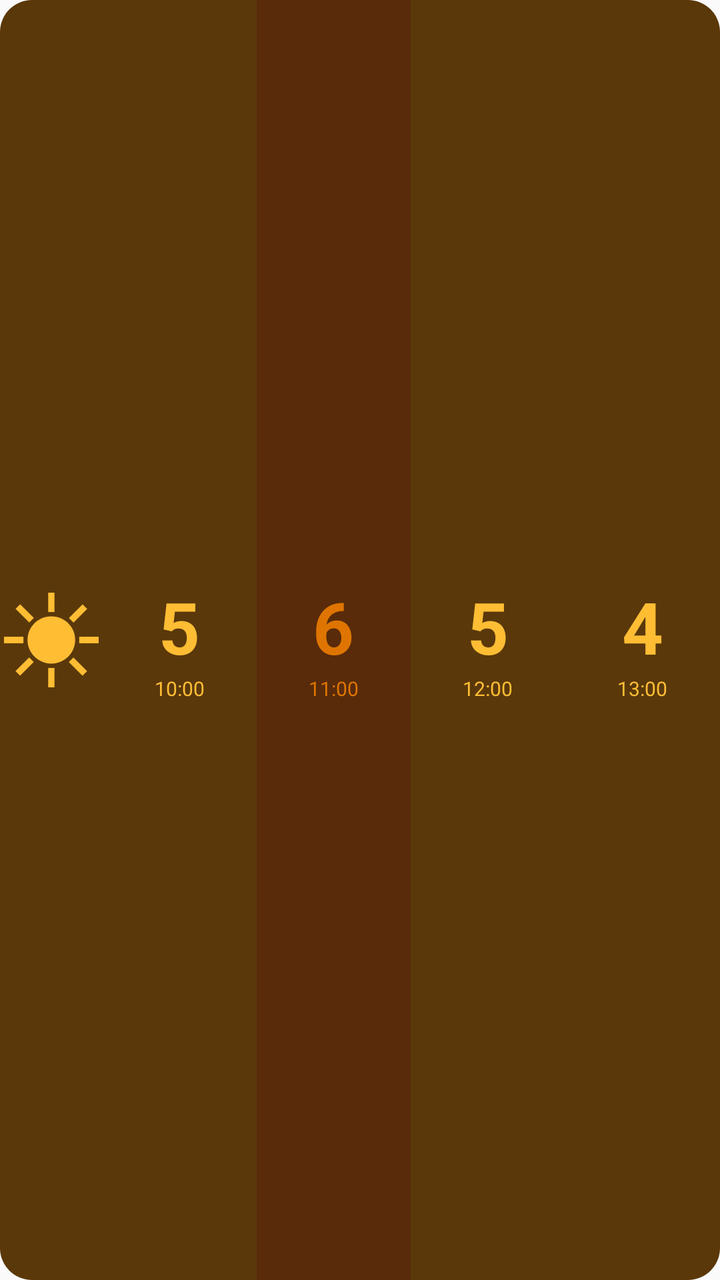
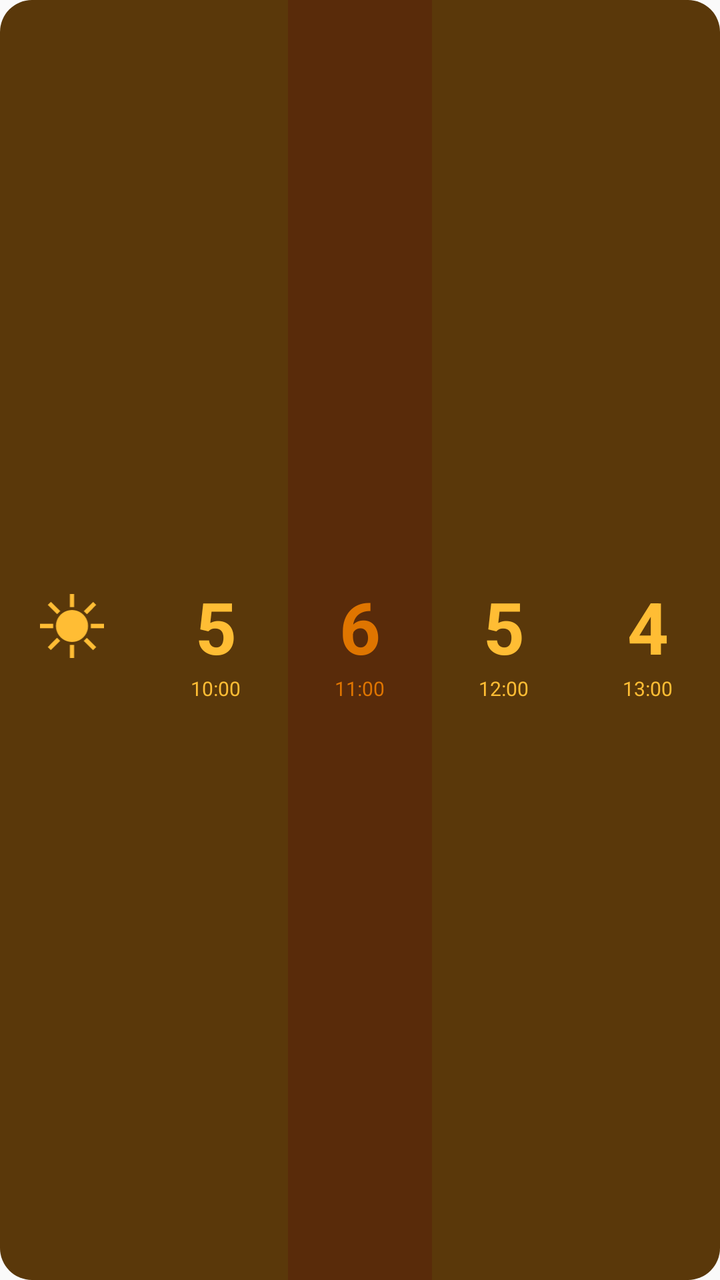

The first picture is an Android layout as it rendered before a commit; the second is the same layout after the commit. The layout source and the unified diff follow.
<!-- AndroidManifest.xml: application theme Theme.UVIndex -->
<!-- res/layout/uv_widget_preview.xml -->
<?xml version="1.0" encoding="utf-8"?>
<FrameLayout xmlns:android="http://schemas.android.com/apk/res/android"
    android:layout_width="match_parent"
    android:layout_height="match_parent">

    <LinearLayout
        android:layout_width="match_parent"
        android:layout_height="match_parent"
        android:orientation="vertical">

        <LinearLayout
            android:layout_width="match_parent"
            android:layout_height="0dp"
            android:layout_weight="1"
            android:orientation="horizontal">

            
            <LinearLayout
                android:layout_width="0dp"
                android:layout_height="match_parent"
                android:layout_weight="0.6667"
                android:orientation="vertical"
                android:gravity="center"
                android:background="@drawable/widget_row_bg_moderate_left">

                <ImageView
                    android:layout_width="match_parent"
                    android:layout_height="match_parent"
                    android:padding="2dp"
                    android:scaleType="fitCenter"
                    android:src="@drawable/ic_sun"
                    android:tint="@color/yellow_moderate_uv"
                    android:contentDescription="@null" />
            </LinearLayout>

            <LinearLayout
                android:layout_width="0dp"
                android:layout_height="match_parent"
                android:layout_weight="1"
                android:orientation="vertical"
                android:gravity="center"
                android:background="@color/yellow_moderate_uv_background">

                <TextView
                    android:layout_width="wrap_content"
                    android:layout_height="wrap_content"
                    android:text="5"
                    android:textSize="36sp"
                    android:textStyle="bold"
                    android:textColor="@color/yellow_moderate_uv" />

                <TextView
                    android:layout_width="wrap_content"
                    android:layout_height="wrap_content"
                    android:text="10:00"
                    android:textSize="10sp"
                    android:textColor="@color/yellow_moderate_uv" />
            </LinearLayout>

            <LinearLayout
                android:layout_width="0dp"
                android:layout_height="match_parent"
                android:layout_weight="1"
                android:orientation="vertical"
                android:gravity="center"
                android:background="@color/orange_high_uv_background">

                <TextView
                    android:layout_width="wrap_content"
                    android:layout_height="wrap_content"
                    android:text="6"
                    android:textSize="36sp"
                    android:textStyle="bold"
                    android:textColor="@color/orange_high_uv" />

                <TextView
                    android:layout_width="wrap_content"
                    android:layout_height="wrap_content"
                    android:text="11:00"
                    android:textSize="10sp"
                    android:textColor="@color/orange_high_uv" />
            </LinearLayout>

            <LinearLayout
                android:layout_width="0dp"
                android:layout_height="match_parent"
                android:layout_weight="1"
                android:orientation="vertical"
                android:gravity="center"
                android:background="@color/yellow_moderate_uv_background">

                <TextView
                    android:layout_width="wrap_content"
                    android:layout_height="wrap_content"
                    android:text="5"
                    android:textSize="36sp"
                    android:textStyle="bold"
                    android:textColor="@color/yellow_moderate_uv" />

                <TextView
                    android:layout_width="wrap_content"
                    android:layout_height="wrap_content"
                    android:text="12:00"
                    android:textSize="10sp"
                    android:textColor="@color/yellow_moderate_uv" />
            </LinearLayout>

            <LinearLayout
                android:layout_width="0dp"
                android:layout_height="match_parent"
                android:layout_weight="1"
                android:orientation="vertical"
                android:gravity="center"
                android:background="@drawable/widget_row_bg_moderate_right">

                <TextView
                    android:layout_width="wrap_content"
                    android:layout_height="wrap_content"
                    android:text="4"
                    android:textSize="36sp"
                    android:textStyle="bold"
                    android:textColor="@color/yellow_moderate_uv" />

                <TextView
                    android:layout_width="wrap_content"
                    android:layout_height="wrap_content"
                    android:text="13:00"
                    android:textSize="10sp"
                    android:textColor="@color/yellow_moderate_uv" />
            </LinearLayout>

        </LinearLayout>

    </LinearLayout>

</FrameLayout>
<!-- resources referenced by this layout -->
<resources>
  <color name="orange_high_uv">#DF7500</color>
  <color name="orange_high_uv_background">#592B0A</color>
  <color name="yellow_moderate_uv">#FFBD34</color>
  <color name="yellow_moderate_uv_background">#5A380A</color>
  <!-- drawable ic_sun (drawable) -->
  <vector xmlns:android="http://schemas.android.com/apk/res/android"
      android:width="302dp"
      android:height="303dp"
      android:viewportWidth="302"
      android:viewportHeight="303">
    <group>
      <clip-path
          android:pathData="M0,0h302v303h-302z"/>
      <path
          android:fillColor="#FF000000"
          android:pathData="M0,141 L62,141 62,162 0,162Z"
          android:fillType="evenOdd"/>
      <path
          android:fillColor="#FF000000"
          android:pathData="M240,141 L302,141 302,162 240,162Z"
          android:fillType="evenOdd"/>
      <path
          android:fillColor="#FF000000"
          android:pathData="M227,151.5C227,193.2 192.97,227 151,227 109.03,227 75,193.2 75,151.5 75,109.8 109.03,76 151,76 192.97,76 227,109.8 227,151.5Z"
          android:fillType="evenOdd"/>
      <path
          android:fillColor="#FF000000"
          android:pathData="M141,241 L161,241 161,303 141,303Z"
          android:fillType="evenOdd"/>
      <path
          android:fillColor="#FF000000"
          android:pathData="M141,0 L161,0 161,62 141,62Z"
          android:fillType="evenOdd"/>
      <path
          android:fillColor="#FF000000"
          android:pathData="M94.92,221.81 L51.17,265.56 36.59,250.98 80.34,207.23Z"
          android:fillType="evenOdd"/>
      <path
          android:fillColor="#FF000000"
          android:pathData="M265.41,52.01 L221.66,95.77 207.07,81.18 250.82,37.43Z"
          android:fillType="evenOdd"/>
      <path
          android:fillColor="#FF000000"
          android:pathData="M95.26,80.84 L80.68,95.43 36.93,51.68 51.51,37.09Z"
          android:fillType="evenOdd"/>
      <path
          android:fillColor="#FF000000"
          android:pathData="M265.07,251.32 L250.49,265.9 206.73,222.15 221.32,207.57Z"
          android:fillType="evenOdd"/>
    </group>
  </vector>
  <!-- drawable widget_row_bg_moderate_left (drawable) -->
  <?xml version="1.0" encoding="utf-8"?>
  <shape xmlns:android="http://schemas.android.com/apk/res/android"
      android:shape="rectangle">
      <solid android:color="@color/yellow_moderate_uv_background" />
      <corners
          android:topLeftRadius="16dp"
          android:bottomLeftRadius="16dp"
          android:topRightRadius="0dp"
          android:bottomRightRadius="0dp" />
  </shape>
  <!-- drawable widget_row_bg_moderate_right (drawable) -->
  <?xml version="1.0" encoding="utf-8"?>
  <shape xmlns:android="http://schemas.android.com/apk/res/android"
      android:shape="rectangle">
      <solid android:color="@color/yellow_moderate_uv_background" />
      <corners
          android:topLeftRadius="0dp"
          android:bottomLeftRadius="0dp"
          android:topRightRadius="16dp"
          android:bottomRightRadius="16dp" />
  </shape>
  <style name="Theme.UVIndex" parent="android:Theme.Material.Light.NoActionBar" />
</resources>

<!-- the commit's change to res/layout/uv_widget_preview.xml (unified diff, before → after) -->
@@ -18,19 +18,23 @@
             <LinearLayout
                 android:layout_width="0dp"
                 android:layout_height="match_parent"
-                android:layout_weight="0.6667"
+                android:layout_weight="1"
                 android:orientation="vertical"
                 android:gravity="center"
                 android:background="@drawable/widget_row_bg_moderate_left">
 
                 <ImageView
-                    android:layout_width="match_parent"
-                    android:layout_height="match_parent"
-                    android:padding="2dp"
+                    android:layout_width="32dp"
+                    android:layout_height="32dp"
                     android:scaleType="fitCenter"
                     android:src="@drawable/ic_sun"
                     android:tint="@color/yellow_moderate_uv"
                     android:contentDescription="@null" />
+
+                <View
+                    android:layout_width="1dp"
+                    android:layout_height="14dp"
+                    android:visibility="invisible" />
             </LinearLayout>
 
             <LinearLayout
